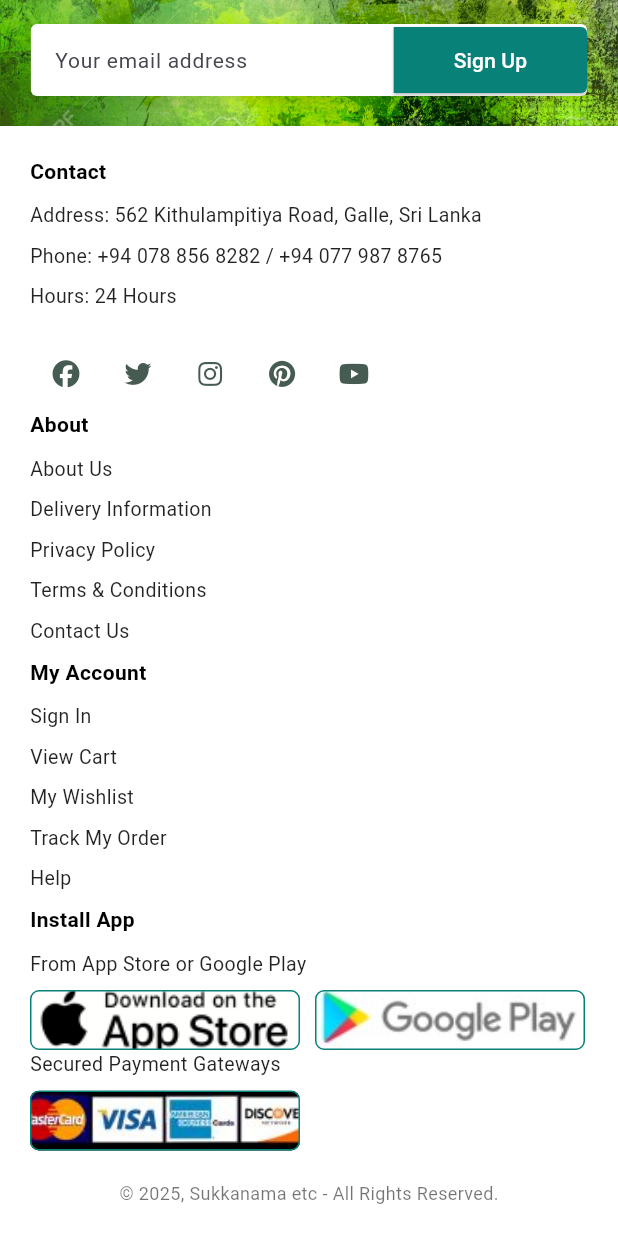
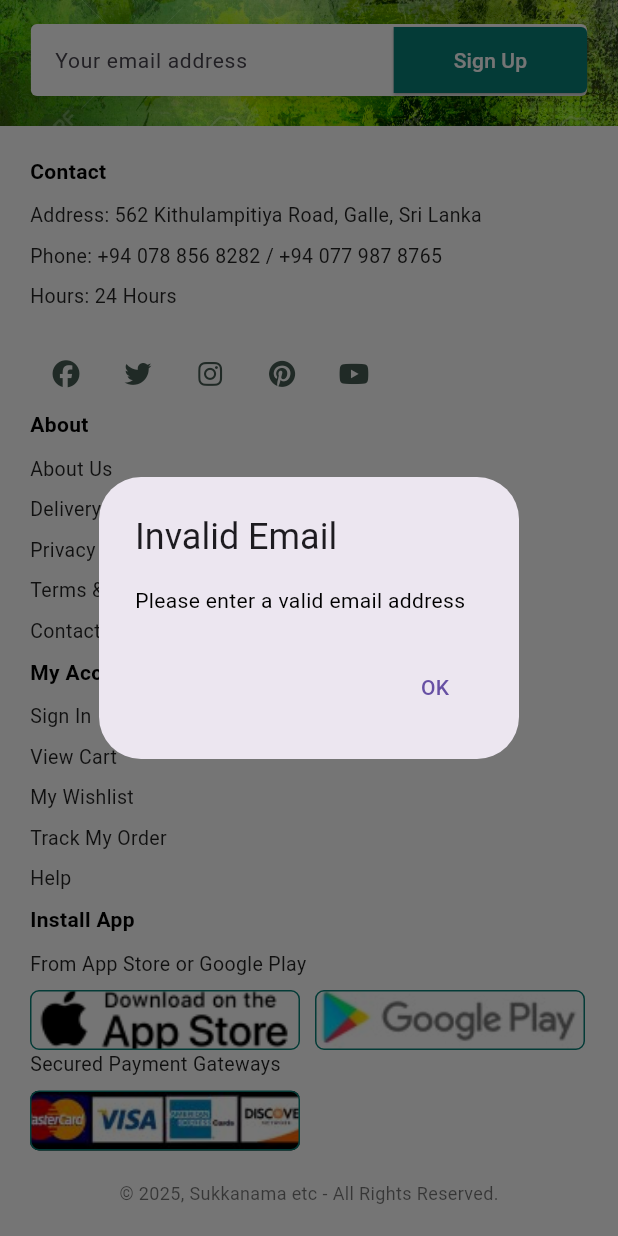
Before and after one commit to DulajAR/GAHDSE24.1F-sukkanama-vehicle-rental, a Flutter app: the ContactScreenPage screen opened directly, scrolled down 2220 dp, after a tap on "Sign Up", on a phone screen of 412 x 824 dp. Run offline on Flutter 3.47's test engine with Material 3 defaults, Android fonts, the light colour scheme and no system bars; our stand-ins replace cloud_firestore, firebase_auth, firebase_core, font_awesome_flutter, get; accounts and stored records are empty; network calls fail.

Commit message:
Add success dialog for contact form submission in ContactPage
- Replaced Snackbar with an AlertDialog to provide a clear success confirmation after submitting the contact form.
- Improved user experience by giving visual feedback in a popup dialog.
- Retained input validation and error handling using Snackbar for missing fields or submission failures.
- Cleaned up field controllers after successful submission.
- Ensured all form elements are responsive and follow proper UI conventions.

This commit enhances the contact form feedback mechanism and makes the success message more noticeable for the user.

```diff
--- a/mobile_app/lib/main.dart
+++ b/mobile_app/lib/main.dart
@@ -1,5 +1,6 @@
 import 'package:flutter/material.dart';
 import 'package:firebase_core/firebase_core.dart';
+import 'package:mobile_app/screens/customer_login_screen.dart';
 import 'package:mobile_app/screens/home_screen.dart';
 import 'package:mobile_app/screens/supplier_dashboard_screen.dart';
 import 'package:mobile_app/screens/supplier_login_screen.dart';
@@ -27,6 +28,7 @@ class MyApp extends StatelessWidget {
         '/': (context) => const HomeScreen(),
         '/supplierDashboard': (context) => const SupplierDashboardScreen(email: 'demo@example.com'),
         '/loginSupplier': (context) => const SupplierLoginScreen(), // THIS LINE IS KEY
+        '/loginCustomer': (context) => const CustomerLoginScreen(), // 👈 This is what matters
 
       },
     );
--- a/mobile_app/lib/widgets/contact.dart
+++ b/mobile_app/lib/widgets/contact.dart
@@ -1,3 +1,4 @@
+import 'package:cloud_firestore/cloud_firestore.dart';
 import 'package:flutter/material.dart';
 
 class ContactPage extends StatelessWidget {
@@ -15,7 +16,7 @@ class ContactPage extends StatelessWidget {
         children: [
           _header(context),
           _contactDetails(),
-          _contactForm(),
+          _contactForm(context),
           _peopleSection(),
         ],
       ),
@@ -30,7 +31,7 @@ class ContactPage extends StatelessWidget {
           height: 250,
           decoration: const BoxDecoration(
             image: DecorationImage(
-              image: AssetImage('assets/banner.png'), // Your header image
+              image: AssetImage('assets/banner.png'),
               fit: BoxFit.cover,
             ),
           ),
@@ -75,46 +76,28 @@ class ContactPage extends StatelessWidget {
       child: Row(
         crossAxisAlignment: CrossAxisAlignment.start,
         children: [
-          // Contact Info
           const Expanded(
             flex: 2,
             child: Column(
               crossAxisAlignment: CrossAxisAlignment.start,
               children: [
-                Text("GET IN TOUCH",
-                    style:
-                        TextStyle(fontSize: 14, fontWeight: FontWeight.w600)),
+                Text("GET IN TOUCH", style: TextStyle(fontSize: 14, fontWeight: FontWeight.w600)),
                 SizedBox(height: 10),
                 Text(
                   "Explore our Sukkanama website today and discover premium service.",
                   style: TextStyle(fontSize: 22, fontWeight: FontWeight.bold),
                 ),
                 SizedBox(height: 20),
-                Text("Contact Us",
-                    style:
-                        TextStyle(fontSize: 18, fontWeight: FontWeight.w500)),
+                Text("Contact Us", style: TextStyle(fontSize: 18, fontWeight: FontWeight.w500)),
                 SizedBox(height: 15),
-                _ContactItem(
-                  icon: Icons.location_on,
-                  text: "562 Kithulampitiya Road, Street 31, Galle, Sri Lanka",
-                ),
-                _ContactItem(
-                  icon: Icons.email,
-                  text: "sukkanama@gmail.com",
-                ),
-                _ContactItem(
-                  icon: Icons.phone,
-                  text: "+94 077 987 8765",
-                ),
-                _ContactItem(
-                  icon: Icons.access_time,
-                  text: "We're here for you 24/7",
-                ),
+                _ContactItem(icon: Icons.location_on, text: "562 Kithulampitiya Road, Street 31, Galle, Sri Lanka"),
+                _ContactItem(icon: Icons.email, text: "sukkanama@gmail.com"),
+                _ContactItem(icon: Icons.phone, text: "+94 077 987 8765"),
+                _ContactItem(icon: Icons.access_time, text: "We're here for you 24/7"),
               ],
             ),
           ),
           const SizedBox(width: 30),
-          // Google Map Placeholder
           Expanded(
             flex: 3,
             child: ClipRRect(
@@ -122,7 +105,7 @@ class ContactPage extends StatelessWidget {
               child: AspectRatio(
                 aspectRatio: 4 / 3,
                 child: Image.network(
-                  'https://www.google.com/maps/vt?pb=!1m18!1m12!1m3!1d3967.7065318345794!2d80.21541757576566!3d6.034951493950654!2m3!1f0!2f0!3f0!3m2!1i1024!2i768!4f13.1!3m3!1m2!1s0x3ae173bb01710e51%3A0xad97c91a28f03c9a!2sHemara%20Rich%20Look',
+                  'https://www.google.com/maps/vt?pb=...',
                   fit: BoxFit.cover,
                   errorBuilder: (context, error, stackTrace) {
                     return const Center(child: Text("Google Map Placeholder"));
@@ -136,7 +119,7 @@ class ContactPage extends StatelessWidget {
     );
   }
 
-  Widget _contactForm() {
+  Widget _contactForm(BuildContext context) {
     return Padding(
       padding: const EdgeInsets.symmetric(horizontal: 20, vertical: 30),
       child: Container(
@@ -148,11 +131,9 @@ class ContactPage extends StatelessWidget {
         child: Column(
           crossAxisAlignment: CrossAxisAlignment.start,
           children: [
-            const Text("LEAVE A MESSAGE",
-                style: TextStyle(fontSize: 14, fontWeight: FontWeight.w500)),
+            const Text("LEAVE A MESSAGE", style: TextStyle(fontSize: 14, fontWeight: FontWeight.w500)),
             const SizedBox(height: 10),
-            const Text("We love to hear from you",
-                style: TextStyle(fontSize: 24, fontWeight: FontWeight.bold)),
+            const Text("We love to hear from you", style: TextStyle(fontSize: 24, fontWeight: FontWeight.bold)),
             const SizedBox(height: 20),
             _buildTextField(_nameController, "Your Name"),
             _buildTextField(_emailController, "E-Mail"),
@@ -160,13 +141,56 @@ class ContactPage extends StatelessWidget {
             _buildTextField(_messageController, "Your Message", maxLines: 5),
             const SizedBox(height: 15),
             ElevatedButton(
-              onPressed: () {
-                // Add your Firebase or backend logic here
+              onPressed: () async {
+                final name = _nameController.text.trim();
+                final email = _emailController.text.trim();
+                final subject = _subjectController.text.trim();
+                final message = _messageController.text.trim();
+
+                if (name.isNotEmpty && email.isNotEmpty && subject.isNotEmpty && message.isNotEmpty) {
+                  try {
+                    await FirebaseFirestore.instance.collection('messages').add({
+                      'name': name,
+                      'email': email,
+                      'subject': subject,
+                      'message': message,
+                      'createdAt': Timestamp.now(),
+                    });
+
+                    _nameController.clear();
+                    _emailController.clear();
+                    _subjectController.clear();
+                    _messageController.clear();
+
+                    showDialog(
+                      context: context,
+                      builder: (ctx) => AlertDialog(
+                        title: const Text("Success"),
+                        content: const Text("Your message has been submitted successfully!"),
+                        actions: [
+                          TextButton(
+                            onPressed: () {
+                              Navigator.of(ctx).pop();
+                            },
+                            child: const Text("OK"),
+                          ),
+                        ],
+                      ),
+                    );
+                  } catch (e) {
+                    ScaffoldMessenger.of(context).showSnackBar(
+                      SnackBar(content: Text("Error: ${e.toString()}")),
+                    );
+                  }
+                } else {
+                  ScaffoldMessenger.of(context).showSnackBar(
+                    const SnackBar(content: Text("Please fill in all fields")),
+                  );
+                }
               },
               style: ElevatedButton.styleFrom(
                 backgroundColor: const Color(0xFF088178),
-                padding:
-                    const EdgeInsets.symmetric(horizontal: 25, vertical: 12),
+                padding: const EdgeInsets.symmetric(horizontal: 25, vertical: 12),
               ),
               child: const Text("Submit"),
             ),
@@ -217,8 +241,7 @@ class ContactPage extends StatelessWidget {
     );
   }
 
-  Widget _buildTextField(TextEditingController controller, String hint,
-      {int maxLines = 1}) {
+  Widget _buildTextField(TextEditingController controller, String hint, {int maxLines = 1}) {
     return Padding(
       padding: const EdgeInsets.only(bottom: 15),
       child: TextField(
@@ -226,8 +249,7 @@ class ContactPage extends StatelessWidget {
         maxLines: maxLines,
         decoration: InputDecoration(
           hintText: hint,
-          contentPadding:
-              const EdgeInsets.symmetric(vertical: 12, horizontal: 15),
+          contentPadding: const EdgeInsets.symmetric(vertical: 12, horizontal: 15),
           border: OutlineInputBorder(borderRadius: BorderRadius.circular(8)),
         ),
       ),
@@ -279,23 +301,14 @@ class _PersonCard extends StatelessWidget {
       child: Row(
         children: [
           ClipOval(
-            child: Image.asset(imagePath,
-                width: 65, height: 65, fit: BoxFit.cover),
+            child: Image.asset(imagePath, width: 65, height: 65, fit: BoxFit.cover),
           ),
           const SizedBox(width: 15),
           Expanded(
             child: Column(
               crossAxisAlignment: CrossAxisAlignment.start,
               children: [
-                /// Name highlighted
-                Text(
-                  name,
-                  style: const TextStyle(
-                    fontSize: 16,
-                    fontWeight: FontWeight.bold,
-                    color: Colors.teal,
-                  ),
-                ),
+                Text(name, style: const TextStyle(fontSize: 16, fontWeight: FontWeight.bold, color: Colors.teal)),
                 const SizedBox(height: 4),
                 Text(position),
                 Text("Phone: $phone"),
--- a/mobile_app/lib/widgets/news_latter.dart
+++ b/mobile_app/lib/widgets/news_latter.dart
@@ -1,28 +1,98 @@
 import 'package:flutter/material.dart';
+import 'package:cloud_firestore/cloud_firestore.dart';
 
-class NewsLetter extends StatelessWidget {
+class NewsLetter extends StatefulWidget {
   const NewsLetter({super.key});
 
   @override
+  State<NewsLetter> createState() => _NewsLetterState();
+}
+
+class _NewsLetterState extends State<NewsLetter> {
+  final TextEditingController _emailController = TextEditingController();
+  final FirebaseFirestore _firestore = FirebaseFirestore.instance;
+  bool _isLoading = false;
+
+  Future<void> _showMessageDialog(String title, String message) async {
+    return showDialog<void>(
+      context: context,
+      barrierDismissible: false, // user must tap button to dismiss
+      builder: (BuildContext context) {
+        return AlertDialog(
+          title: Text(title),
+          content: SingleChildScrollView(
+            child: ListBody(
+              children: <Widget>[
+                Text(message),
+              ],
+            ),
+          ),
+          actions: <Widget>[
+            TextButton(
+              child: const Text('OK'),
+              onPressed: () {
+                Navigator.of(context).pop();
+              },
+            ),
+          ],
+        );
+      },
+    );
+  }
+
+  Future<void> _subscribeEmail() async {
+    final email = _emailController.text.trim();
+
+    if (email.isEmpty || !email.contains('@')) {
+      await _showMessageDialog('Invalid Email', 'Please enter a valid email address');
+      return;
+    }
+
+    setState(() {
+      _isLoading = true;
+    });
+
+    try {
+      await _firestore.collection('newsletters').add({
+        'email': email,
+        'subscribedAt': FieldValue.serverTimestamp(),
+      });
+
+      await _showMessageDialog('Success', 'Successfully subscribed!');
+      _emailController.clear();
+    } catch (e) {
+      await _showMessageDialog('Error', 'Failed to subscribe: $e');
+    } finally {
+      setState(() {
+        _isLoading = false;
+      });
+    }
+  }
+
+  @override
+  void dispose() {
+    _emailController.dispose();
+    super.dispose();
+  }
+
+  @override
   Widget build(BuildContext context) {
-    // Get screen width
     final double screenWidth = MediaQuery.of(context).size.width;
 
     return Container(
-      width: screenWidth, // Make it full width
+      width: screenWidth,
       padding: const EdgeInsets.symmetric(vertical: 20, horizontal: 16),
       decoration: const BoxDecoration(
-        color: Color(0xFF036ffc), // Background color
+        color: Color(0xFF036ffc),
         image: DecorationImage(
-          image: AssetImage("assets/button.png"), // Background image
+          image: AssetImage("assets/button.png"),
           fit: BoxFit.cover,
-          alignment: Alignment(0.2, 0.3), // Matches background-position: 20% 30%;
+          alignment: Alignment(0.2, 0.3),
         ),
       ),
       child: Column(
         crossAxisAlignment: CrossAxisAlignment.center,
         children: [
-          // Title and Subtitle
           const Text(
             "Sign Up For Newsletters",
             style: TextStyle(fontSize: 22, fontWeight: FontWeight.bold, color: Colors.white),
@@ -34,10 +104,8 @@ class NewsLetter extends StatelessWidget {
             style: TextStyle(fontSize: 14, fontWeight: FontWeight.w600, color: Color(0xFF01080d)),
           ),
           const SizedBox(height: 16),
-
-          // Email Input Field & Button
           Container(
-            width: screenWidth < 600 ? screenWidth * 0.9 : 400, // Full width on small screens, fixed width on larger
+            width: screenWidth < 600 ? screenWidth * 0.9 : 400,
             decoration: BoxDecoration(
               color: Colors.white,
               borderRadius: BorderRadius.circular(4),
@@ -51,10 +119,11 @@ class NewsLetter extends StatelessWidget {
             ),
             child: Row(
               children: [
-                // Email Input Field
-                const Expanded(
+                Expanded(
                   child: TextField(
-                    decoration: InputDecoration(
+                    controller: _emailController,
+                    keyboardType: TextInputType.emailAddress,
+                    decoration: const InputDecoration(
                       hintText: "Your email address",
                       hintStyle: TextStyle(fontSize: 14),
                       contentPadding: EdgeInsets.symmetric(horizontal: 16),
@@ -62,15 +131,11 @@ class NewsLetter extends StatelessWidget {
                     ),
                   ),
                 ),
-
-                // Sign-Up Button
                 ElevatedButton(
-                  onPressed: () {
-                    // Add Firebase email subscription function here
-                  },
+                  onPressed: _isLoading ? null : _subscribeEmail,
                   style: ElevatedButton.styleFrom(
-                    backgroundColor: const Color(0xFF088178), // Button color
-                    foregroundColor: Colors.white, // Text color
+                    backgroundColor: const Color(0xFF088178),
+                    foregroundColor: Colors.white,
                     shape: const RoundedRectangleBorder(
                       borderRadius: BorderRadius.only(
                         topRight: Radius.circular(4),
@@ -78,9 +143,18 @@ class NewsLetter extends StatelessWidget {
                       ),
                     ),
                   ),
-                  child: const Padding(
-                    padding: EdgeInsets.symmetric(horizontal: 16, vertical: 12),
-                    child: Text("Sign Up"),
+                  child: Padding(
+                    padding: const EdgeInsets.symmetric(horizontal: 16, vertical: 12),
+                    child: _isLoading
+                        ? const SizedBox(
+                            width: 16,
+                            height: 16,
+                            child: CircularProgressIndicator(
+                              color: Colors.white,
+                              strokeWidth: 2,
+                            ),
+                          )
+                        : const Text("Sign Up"),
                   ),
                 ),
               ],
```
